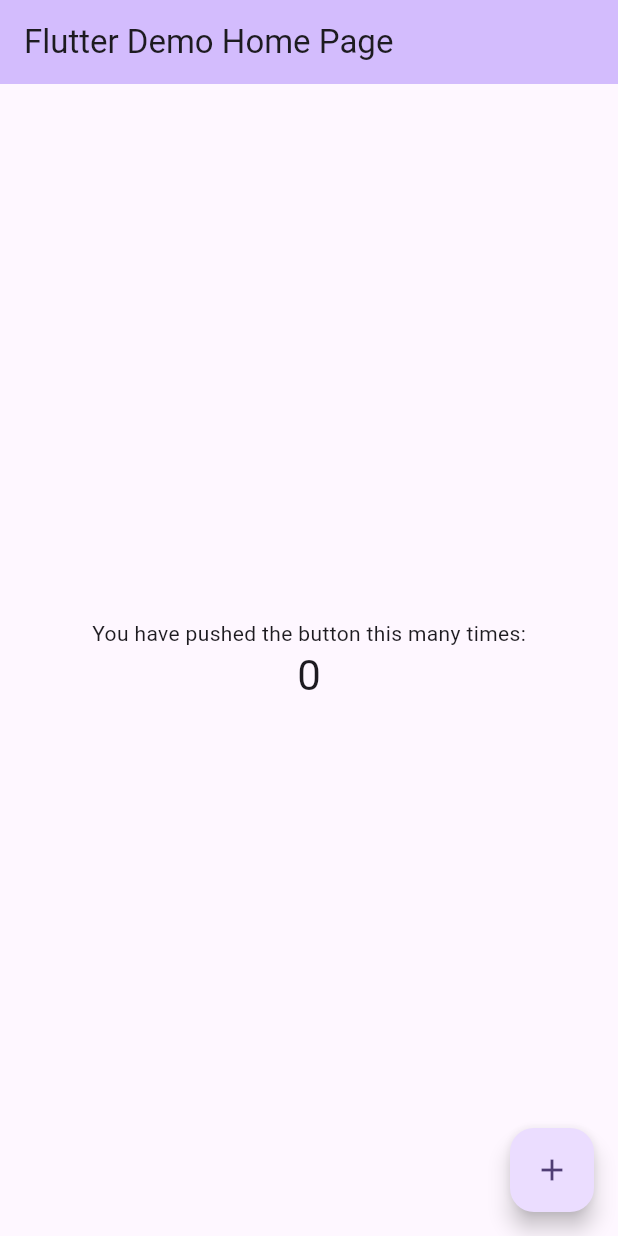
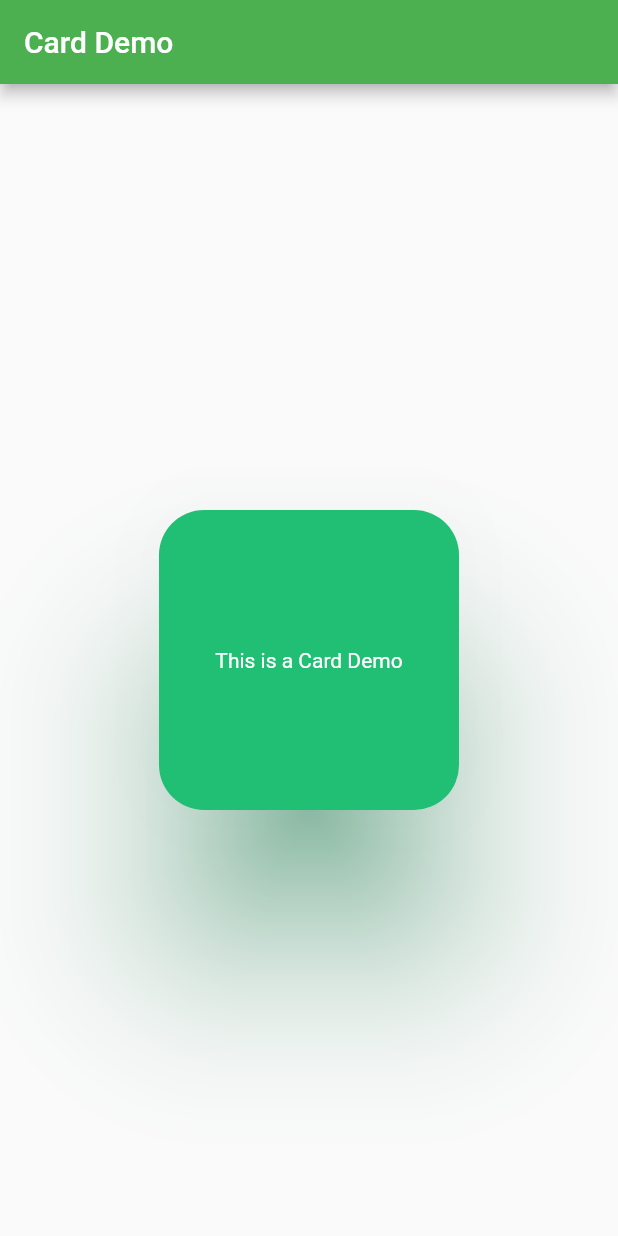
Before and after one commit to EusufUddin8926/flutter-card, a Flutter app: the screen it shows after launch, on a phone screen of 412 x 824 dp. Run offline on Flutter 3.47's test engine with Material 2 defaults, Android fonts, the phone set to English and light mode, and no system bars.

Commit message:
flutter card add

```diff
--- a/lib/main.dart
+++ b/lib/main.dart
@@ -1,125 +1,51 @@
+import 'package:flutter/cupertino.dart';
 import 'package:flutter/material.dart';
 
 void main() {
-  runApp(const MyApp());
+  runApp(MyApp());
 }
 
 class MyApp extends StatelessWidget {
   const MyApp({super.key});
 
-  // This widget is the root of your application.
   @override
   Widget build(BuildContext context) {
     return MaterialApp(
-      title: 'Flutter Demo',
-      theme: ThemeData(
-        // This is the theme of your application.
-        //
-        // TRY THIS: Try running your application with "flutter run". You'll see
-        // the application has a blue toolbar. Then, without quitting the app,
-        // try changing the seedColor in the colorScheme below to Colors.green
-        // and then invoke "hot reload" (save your changes or press the "hot
-        // reload" button in a Flutter-supported IDE, or press "r" if you used
-        // the command line to start the app).
-        //
-        // Notice that the counter didn't reset back to zero; the application
-        // state is not lost during the reload. To reset the state, use hot
-        // restart instead.
-        //
-        // This works for code too, not just values: Most code changes can be
-        // tested with just a hot reload.
-        colorScheme: ColorScheme.fromSeed(seedColor: Colors.deepPurple),
-        useMaterial3: true,
-      ),
-      home: const MyHomePage(title: 'Flutter Demo Home Page'),
+      home: CardScreen(),
+      debugShowCheckedModeBanner: false,
+      theme: ThemeData(primarySwatch: Colors.green),
     );
   }
 }
 
-class MyHomePage extends StatefulWidget {
-  const MyHomePage({super.key, required this.title});
-
-  // This widget is the home page of your application. It is stateful, meaning
-  // that it has a State object (defined below) that contains fields that affect
-  // how it looks.
-
-  // This class is the configuration for the state. It holds the values (in this
-  // case the title) provided by the parent (in this case the App widget) and
-  // used by the build method of the State. Fields in a Widget subclass are
-  // always marked "final".
-
-  final String title;
-
-  @override
-  State<MyHomePage> createState() => _MyHomePageState();
-}
-
-class _MyHomePageState extends State<MyHomePage> {
-  int _counter = 0;
-
-  void _incrementCounter() {
-    setState(() {
-      // This call to setState tells the Flutter framework that something has
-      // changed in this State, which causes it to rerun the build method below
-      // so that the display can reflect the updated values. If we changed
-      // _counter without calling setState(), then the build method would not be
-      // called again, and so nothing would appear to happen.
-      _counter++;
-    });
-  }
+class CardScreen extends StatelessWidget {
+  const CardScreen({super.key});
 
   @override
   Widget build(BuildContext context) {
-    // This method is rerun every time setState is called, for instance as done
-    // by the _incrementCounter method above.
-    //
-    // The Flutter framework has been optimized to make rerunning build methods
-    // fast, so that you can just rebuild anything that needs updating rather
-    // than having to individually change instances of widgets.
     return Scaffold(
       appBar: AppBar(
-        // TRY THIS: Try changing the color here to a specific color (to
-        // Colors.amber, perhaps?) and trigger a hot reload to see the AppBar
-        // change color while the other colors stay the same.
-        backgroundColor: Theme.of(context).colorScheme.inversePrimary,
-        // Here we take the value from the MyHomePage object that was created by
-        // the App.build method, and use it to set our appbar title.
-        title: Text(widget.title),
+        title: Text("Card Demo"),
       ),
       body: Center(
-        // Center is a layout widget. It takes a single child and positions it
-        // in the middle of the parent.
-        child: Column(
-          // Column is also a layout widget. It takes a list of children and
-          // arranges them vertically. By default, it sizes itself to fit its
-          // children horizontally, and tries to be as tall as its parent.
-          //
-          // Column has various properties to control how it sizes itself and
-          // how it positions its children. Here we use mainAxisAlignment to
-          // center the children vertically; the main axis here is the vertical
-          // axis because Columns are vertical (the cross axis would be
-          // horizontal).
-          //
-          // TRY THIS: Invoke "debug painting" (choose the "Toggle Debug Paint"
-          // action in the IDE, or press "p" in the console), to see the
-          // wireframe for each widget.
-          mainAxisAlignment: MainAxisAlignment.center,
-          children: <Widget>[
-            const Text(
-              'You have pushed the button this many times:',
+        child: Card(
+          elevation: 50,
+          color: Color.fromRGBO(33, 191, 115, 1),
+          shadowColor: Color.fromRGBO(33, 191, 115, 1),
+          shape: RoundedRectangleBorder(borderRadius: BorderRadius.circular(30)),
+          child: SizedBox(
+            width: 200,
+            height: 200,
+            child: Center(
+              child: Text(
+                "This is a Card Demo",
+                textAlign: TextAlign.center,
+                style: TextStyle(color: Colors.white),
+              ),
             ),
-            Text(
-              '$_counter',
-              style: Theme.of(context).textTheme.headlineMedium,
-            ),
-          ],
+          ),
         ),
       ),
-      floatingActionButton: FloatingActionButton(
-        onPressed: _incrementCounter,
-        tooltip: 'Increment',
-        child: const Icon(Icons.add),
-      ), // This trailing comma makes auto-formatting nicer for build methods.
     );
   }
 }
```
